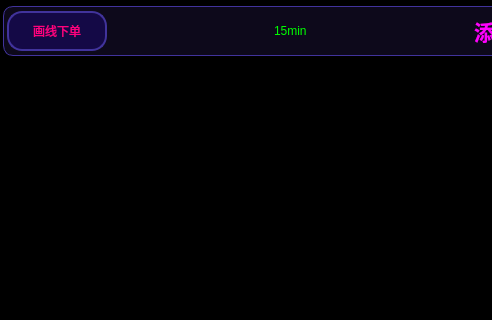
This is MainFrame.ui in shiyindebcd/Kline_UI as Qt 5 draws it before an edit; both pictures show x 0 to 492 and y 0 to 320 of the 1299 by 812 pixel window. The edited form follows.
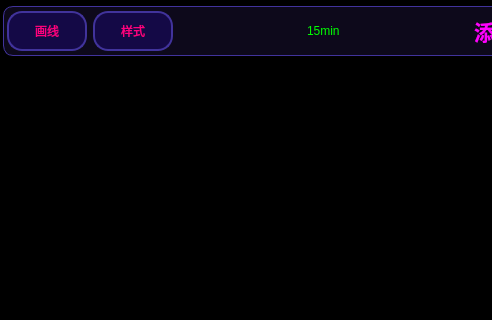
This is the edited form. Icons and pictures are not drawn.

Commit message: 实现了鼠标画线

```diff
--- a/MainFrame.ui
+++ b/MainFrame.ui
@@ -221,7 +221,7 @@
                    <widget class="QPushButton" name="Btn_draw_line_order">
                     <property name="minimumSize">
                      <size>
-                      <width>100</width>
+                      <width>80</width>
                       <height>40</height>
                      </size>
                     </property>
@@ -251,7 +251,39 @@
 }</string>
                     </property>
                     <property name="text">
-                     <string>画线下单</string>
+                     <string>画线</string>
+                    </property>
+                   </widget>
+                  </item>
+                  <item>
+                   <widget class="QPushButton" name="Btn_draw_line_style">
+                    <property name="minimumSize">
+                     <size>
+                      <width>80</width>
+                      <height>40</height>
+                     </size>
+                    </property>
+                    <property name="styleSheet">
+                     <string notr="true">QPushButton {
+	color: rgb(255, 0, 127);	
+	font: 700 16pt &quot;等线&quot;;
+	border: 2px solid rgb(65, 51, 156);
+	border-radius: 15px;
+	background-color: rgb(20, 9, 70);
+	text-align: center;
+}
+
+QPushButton:hover {
+	border: 2px solid rgb(255, 85, 0);
+}
+
+QPushButton:pressed {
+	
+	color: rgb(255, 0, 0);
+}</string>
+                    </property>
+                    <property name="text">
+                     <string>样式</string>
                     </property>
                    </widget>
                   </item>
```
The commit also changes 6 other files.
